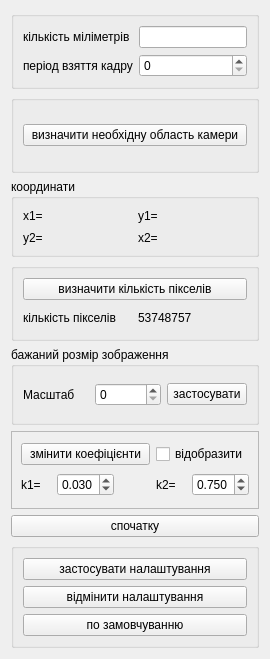
The window that AnalyzerFoam/settingcaptureframe.ui (alishkaLala/good) describes before a commit, drawn with Qt 5.
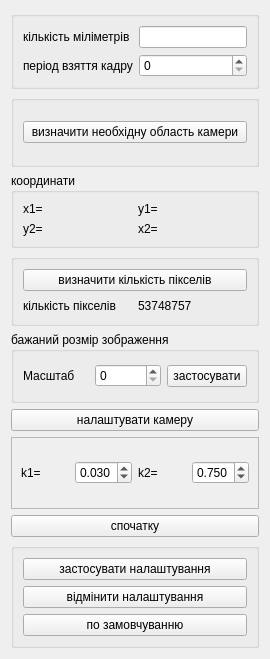
The same window after the commit.

```diff
--- a/AnalyzerFoam/settingcaptureframe.ui
+++ b/AnalyzerFoam/settingcaptureframe.ui
@@ -152,14 +152,14 @@
      </layout>
     </widget>
    </item>
-   <item row="6" column="0">
+   <item row="7" column="0">
     <widget class="QPushButton" name="pushButtonStart">
      <property name="text">
       <string>спочатку</string>
      </property>
     </widget>
    </item>
-   <item row="7" column="0">
+   <item row="8" column="0">
     <widget class="QGroupBox" name="groupBox_4">
      <property name="title">
       <string/>
@@ -189,7 +189,7 @@
      </layout>
     </widget>
    </item>
-   <item row="5" column="0">
+   <item row="6" column="0">
     <widget class="QFrame" name="frame">
      <property name="frameShape">
       <enum>QFrame::StyledPanel</enum>
@@ -198,20 +198,6 @@
       <enum>QFrame::Raised</enum>
      </property>
      <layout class="QGridLayout" name="gridLayout_5">
-      <item row="0" column="0" colspan="3">
-       <widget class="QPushButton" name="pushButton">
-        <property name="text">
-         <string>змінити коефіцієнти</string>
-        </property>
-       </widget>
-      </item>
-      <item row="0" column="3" colspan="2">
-       <widget class="QCheckBox" name="checkBox">
-        <property name="text">
-         <string>відобразити</string>
-        </property>
-       </widget>
-      </item>
       <item row="1" column="0">
        <widget class="QLabel" name="label_3">
         <property name="text">
@@ -235,7 +221,7 @@
         </property>
        </widget>
       </item>
-      <item row="1" column="4">
+      <item row="1" column="3">
        <widget class="QDoubleSpinBox" name="doubleSpinBox_2">
         <property name="decimals">
          <number>3</number>
@@ -251,7 +237,7 @@
         </property>
        </widget>
       </item>
-      <item row="1" column="3">
+      <item row="1" column="2">
        <widget class="QLabel" name="label_6">
         <property name="text">
          <string>k2=</string>
@@ -261,6 +247,13 @@
      </layout>
     </widget>
    </item>
+   <item row="5" column="0">
+    <widget class="QPushButton" name="setCapture">
+     <property name="text">
+      <string>налаштувати камеру</string>
+     </property>
+    </widget>
+   </item>
   </layout>
  </widget>
  <resources/>
```
